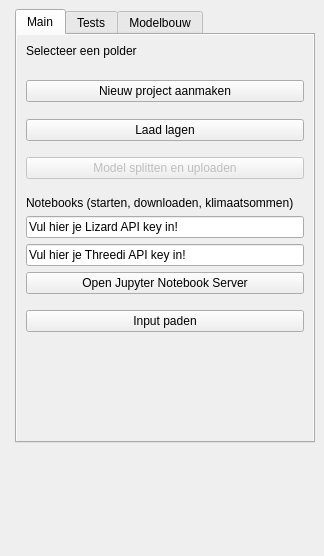
threedi/hhnk-threedi-plugin, file hhnk_threedi_plugin/hhnk_toolbox_dockwidget_base.ui: the form before one commit.
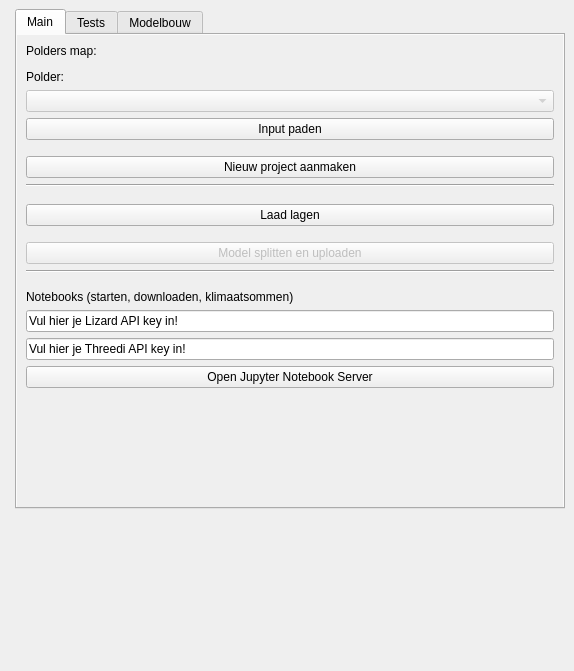
The form after the commit. Custom widgets are drawn as their Qt base class.

Diff of the .ui file:
```diff
--- a/hhnk_threedi_plugin/hhnk_toolbox_dockwidget_base.ui
+++ b/hhnk_threedi_plugin/hhnk_toolbox_dockwidget_base.ui
@@ -6,8 +6,8 @@
    <rect>
     <x>0</x>
     <y>0</y>
-    <width>324</width>
-    <height>556</height>
+    <width>574</width>
+    <height>671</height>
    </rect>
   </property>
   <property name="sizePolicy">
@@ -18,8 +18,8 @@
   </property>
   <property name="minimumSize">
    <size>
-    <width>289</width>
-    <height>556</height>
+    <width>345</width>
+    <height>671</height>
    </size>
   </property>
   <property name="maximumSize">
@@ -86,7 +86,7 @@
        </attribute>
        <layout class="QVBoxLayout" name="verticalLayout">
         <item>
-         <widget class="QLabel" name="select_polder_label">
+         <widget class="QLabel" name="select_polders_map_label">
           <property name="sizePolicy">
            <sizepolicy hsizetype="MinimumExpanding" vsizetype="Fixed">
             <horstretch>0</horstretch>
@@ -94,12 +94,12 @@
            </sizepolicy>
           </property>
           <property name="text">
-           <string>Selecteer een polder</string>
+           <string>Polders map:</string>
           </property>
          </widget>
         </item>
         <item>
-         <widget class="QgsFileWidget" name="polder_selector">
+         <widget class="QgsFileWidget" name="polders_map_selector">
           <property name="sizePolicy">
            <sizepolicy hsizetype="MinimumExpanding" vsizetype="Fixed">
             <horstretch>0</horstretch>
@@ -111,6 +111,36 @@
           </property>
           <property name="storageMode">
            <enum>QgsFileWidget::GetDirectory</enum>
+          </property>
+          <property name="options">
+           <set>QFileDialog::ShowDirsOnly</set>
+          </property>
+         </widget>
+        </item>
+        <item>
+         <widget class="QLabel" name="select_polder_label">
+          <property name="text">
+           <string>Polder:</string>
+          </property>
+         </widget>
+        </item>
+        <item>
+         <widget class="QComboBox" name="polder_selector">
+          <property name="enabled">
+           <bool>false</bool>
+          </property>
+          <property name="currentText">
+           <string/>
+          </property>
+         </widget>
+        </item>
+        <item>
+         <widget class="QPushButton" name="input_btn">
+          <property name="toolTip">
+           <string>Paden naar de gebruikte input voor verschillende testen</string>
+          </property>
+          <property name="text">
+           <string>Input paden</string>
           </property>
          </widget>
         </item>
@@ -140,6 +170,13 @@
           </property>
          </widget>
         </item>
+        <item>
+         <widget class="Line" name="line_3">
+          <property name="orientation">
+           <enum>Qt::Horizontal</enum>
+          </property>
+         </widget>
+        </item>
         <item>
          <spacer name="verticalSpacer">
           <property name="orientation">
@@ -198,6 +235,13 @@
           </property>
          </widget>
         </item>
+        <item>
+         <widget class="Line" name="line_4">
+          <property name="orientation">
+           <enum>Qt::Horizontal</enum>
+          </property>
+         </widget>
+        </item>
         <item>
          <spacer name="verticalSpacer_4">
           <property name="orientation">
@@ -270,16 +314,6 @@
           </property>
          </spacer>
         </item>
-        <item>
-         <widget class="QPushButton" name="input_btn">
-          <property name="toolTip">
-           <string>Paden naar de gebruikte input voor verschillende testen</string>
-          </property>
-          <property name="text">
-           <string>Input paden</string>
-          </property>
-         </widget>
-        </item>
         <item>
          <spacer name="verticalSpacer_5">
           <property name="orientation">
```
Left out of the diff: 13 changed lines with no effect on the pictures.
